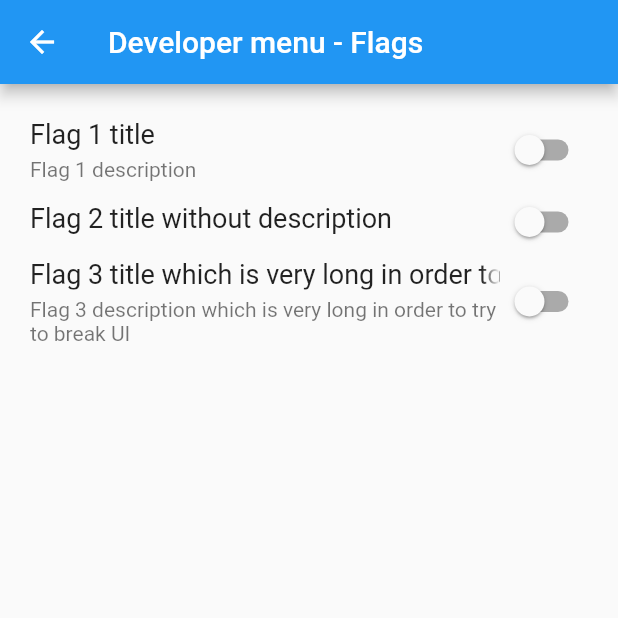
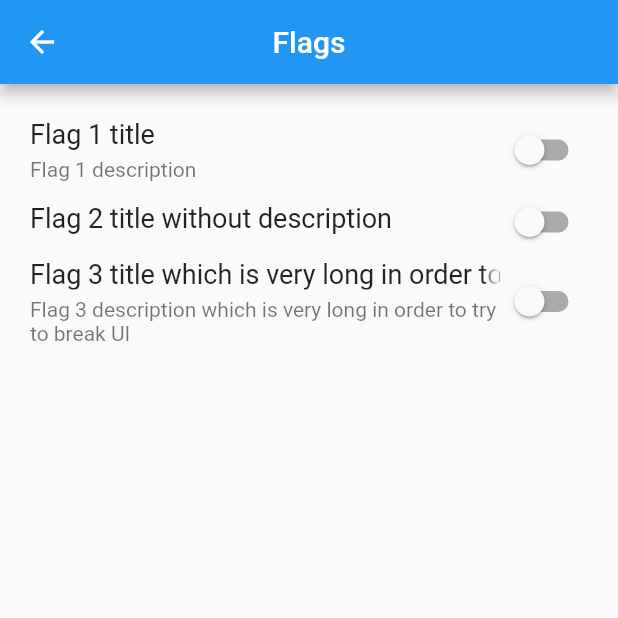
Before and after one commit to uroswork/dev_menu, a Flutter app: the screen it shows after launch, after a tap on "Flags", on a phone screen of 412 x 824 dp, the top half of it. Run offline on Flutter 3.47's test engine with Material 2 defaults, Android fonts, the phone set to English and light mode, and no system bars; our stand-ins replace device_info, shared_preferences.

Commit message:
Update appBar titles

```diff
--- a/lib/dev_menu.dart
+++ b/lib/dev_menu.dart
@@ -82,7 +82,7 @@ class _DevMenuState extends State<DevMenu> with DeviceInfoHelper {
         'name': 'Application info',
         'widget': InfoList(
           data: _appData,
-          title: 'Developer menu - Application info',
+          title: 'Application info',
         ),
         'description': 'Description',
       },
@@ -90,7 +90,7 @@ class _DevMenuState extends State<DevMenu> with DeviceInfoHelper {
         'name': 'Device info',
         'widget': InfoList(
           data: _deviceData,
-          title: 'Developer menu - Device info',
+          title: 'Device info',
         ),
         'description': 'Description',
       },
--- a/lib/widgets/flags_list.dart
+++ b/lib/widgets/flags_list.dart
@@ -13,7 +13,8 @@ class FlagsList extends StatelessWidget {
   Widget build(BuildContext context) {
     return Scaffold(
       appBar: AppBar(
-        title: Text('Developer menu - Flags'),
+        title: Text('Flags'),
+        centerTitle: true,
       ),
       body: Container(
         padding: EdgeInsets.all(20.0),
--- a/lib/widgets/info_list.dart
+++ b/lib/widgets/info_list.dart
@@ -15,6 +15,7 @@ class InfoList extends StatelessWidget {
         ? Scaffold(
             appBar: AppBar(
               title: Text(title),
+              centerTitle: true,
             ),
             body: Container(
               padding: EdgeInsets.all(20.0),
--- a/lib/widgets/playground.dart
+++ b/lib/widgets/playground.dart
@@ -11,7 +11,8 @@ class Playground extends StatelessWidget {
   Widget build(BuildContext context) {
     return Scaffold(
       appBar: AppBar(
-        title: Text('Developer menu - Test playground'),
+        title: Text('Test playground'),
+        centerTitle: true,
       ),
       body: ListView(
         children: widgets
@@ -24,9 +25,7 @@ class Playground extends StatelessWidget {
                     MaterialPageRoute(
                       builder: (context) => Scaffold(
                         appBar: AppBar(
-                          title: Text(
-                            'Developer menu - ' + widget['name'],
-                          ),
+                          title: Text(widget['name']),
                         ),
                         body: widget['widget'],
                       ),
```
